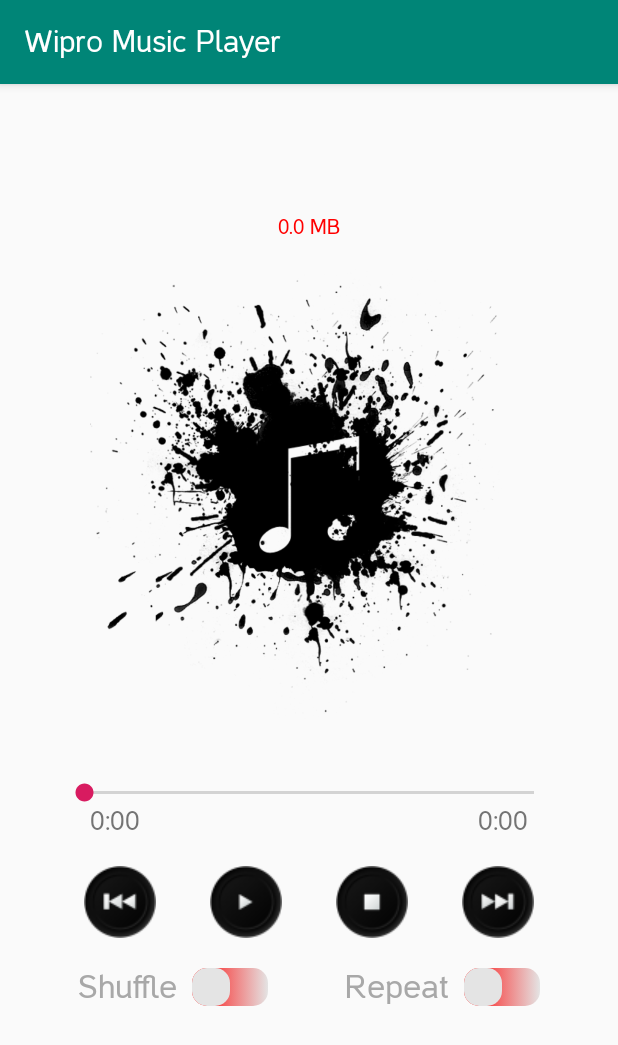
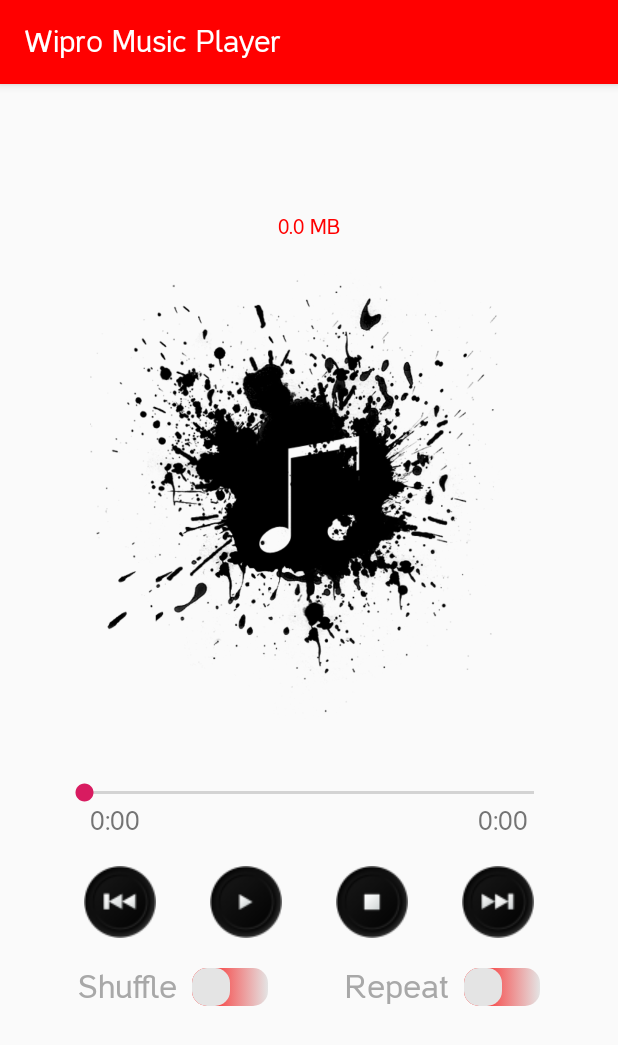
Before and after one commit to Torres1982/Wipro_Music_Player, an Android app: the MusicPlayer screen opened directly, with no data from a screen before it, on a phone screen of 412 x 824 dp. Shown: the top 1045 px of the screen. Run offline under Robolectric (Android 15) with nearby library versions, the phone set to English and light mode, and no system bars; 7 statements that could not run were skipped.

Commit message:
App Theme updated with the Action Bar style. Needs to be updated.

```diff
--- a/app/src/main/java/com/wipro/wipro_music_player/MusicPlayer.java
+++ b/app/src/main/java/com/wipro/wipro_music_player/MusicPlayer.java
@@ -82,6 +82,7 @@ public class MusicPlayer extends AppCompatActivity {
         setMediaPlayerListener();
         setShuffleSongsListener();
         setRepeatSongListener();
+        updateSeekBar();
     }
 
     // Listener for Playing the Song Image Button
--- a/app/src/main/res/values/styles.xml
+++ b/app/src/main/res/values/styles.xml
@@ -1,11 +1,22 @@
 <resources>
-    <!-- Base application theme. -->
+    <!-- Base Application Theme -->
     <style name="AppTheme" parent="Theme.AppCompat.Light.DarkActionBar">
-        <!-- Customize your theme here. -->
+        <!-- Customize the Theme -->
         <item name="colorPrimary">@color/colorPrimary</item>
         <item name="colorPrimaryDark">@color/colorPrimaryDark</item>
         <item name="colorAccent">@color/colorAccent</item>
         <item name="android:fontFamily">@font/casper_regular</item>
         <item name="fontFamily">@font/casper_regular</item>
+        <!-- Customize the Action Bar -->
+        <item name="actionBarStyle">@style/CustomActionBar</item>
+    </style>
+    <!-- Set the Background Color of the Bar to red -->
+    <style name="CustomActionBar" parent="@style/Widget.AppCompat.Light.ActionBar.Solid.Inverse">
+        <item name="background">@color/red</item>
+        <item name="titleTextStyle">@style/CustomActionBarTitle</item>
+    </style>
+    <!-- Set the Title Text Color of the Bar to white -->
+    <style name="CustomActionBarTitle" parent="@style/TextAppearance.AppCompat.Widget.ActionBar.Title">
+        <item name="android:textColor">@color/white</item>
     </style>
 </resources>
```
